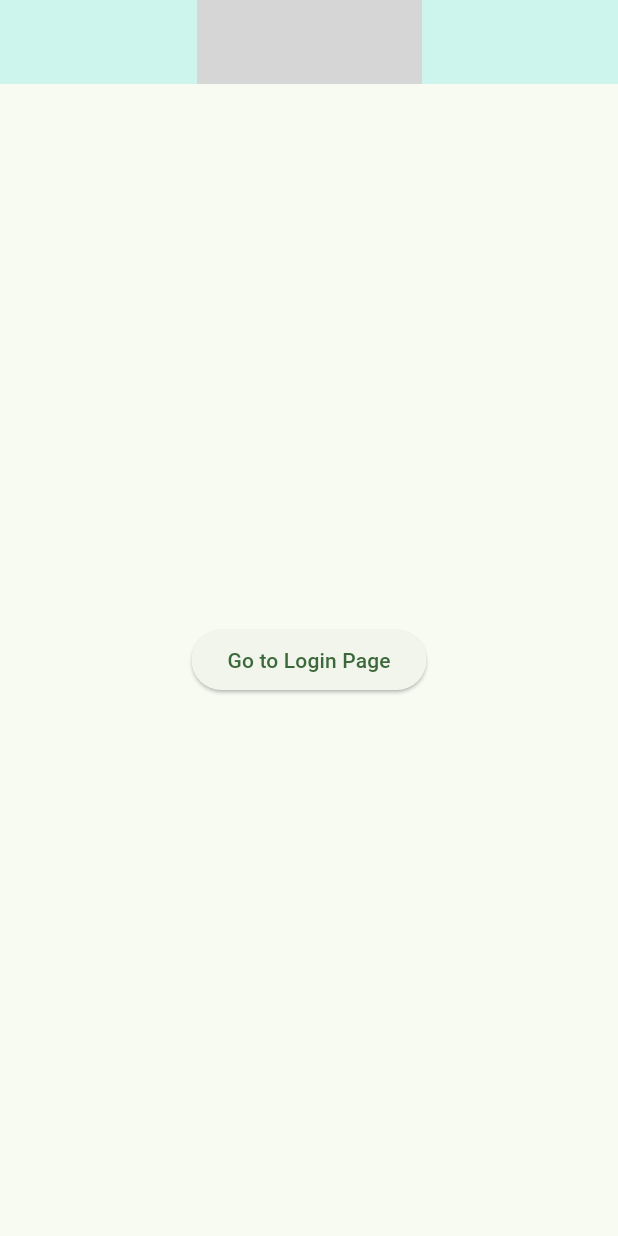
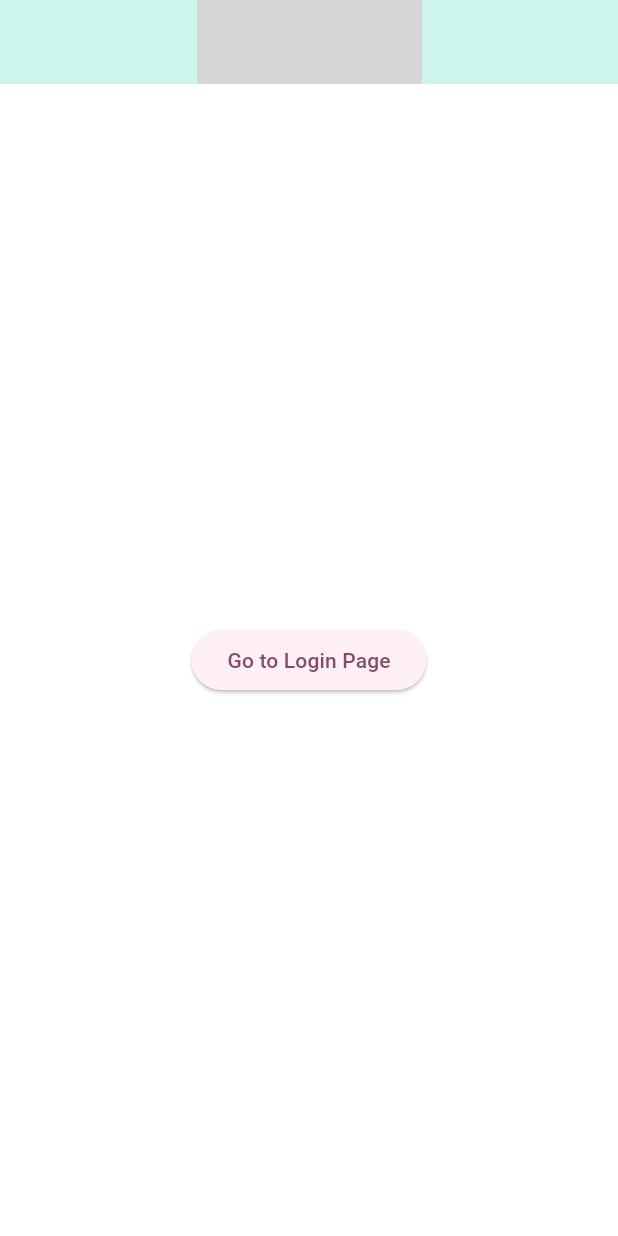
Before and after one commit to juelin708/aniverse, a Flutter app: the screen it shows after launch, on a phone screen of 412 x 824 dp. Run offline on Flutter 3.47's test engine with Material 3 defaults, Android fonts, the phone set to English and light mode, and no system bars; our stand-ins replace animate_do; grey boxes are pictures that could not be loaded.

```diff
--- a/lib/main.dart
+++ b/lib/main.dart
@@ -15,20 +15,24 @@ class MyApp extends StatelessWidget {
       title: 'AniVerse',
       theme: ThemeData(
         // This is the theme of your application.
-        colorScheme: ColorScheme.fromSeed(seedColor: Colors.green),
+        colorScheme: ColorScheme.fromSeed(
+            seedColor: const Color.fromRGBO(230, 121, 176, 1)),
         useMaterial3: true,
       ),
-      home: MyHomePage(),
+      home: const MyHomePage(),
     );
   }
 }
 
 class MyHomePage extends StatelessWidget {
+  const MyHomePage({super.key});
+
   @override
   Widget build(BuildContext context) {
     return Scaffold(
+      backgroundColor: Colors.white,
       appBar: AppBar(
-        backgroundColor: Color.fromARGB(255, 205, 245, 237),
+        backgroundColor: const Color.fromARGB(255, 205, 245, 237),
         // Here we take the value from the MyHomePage object that was created by
         // the App.build method, and use it to set our appbar title.
         title: Image.asset('images/logo.png', height: 150),
@@ -36,11 +40,11 @@ class MyHomePage extends StatelessWidget {
       ),
       body: Center(
         child: ElevatedButton(
-          child: Text('Go to Login Page'),
+          child: const Text('Go to Login Page'),
           onPressed: () {
             Navigator.push(
               context,
-              MaterialPageRoute(builder: (context) => LoginPage()),
+              MaterialPageRoute(builder: (context) => const LoginPage()),
             );
           },
         ),
```
Also changed, not shown: lib/login_page.dart (+25 -23 lines).
